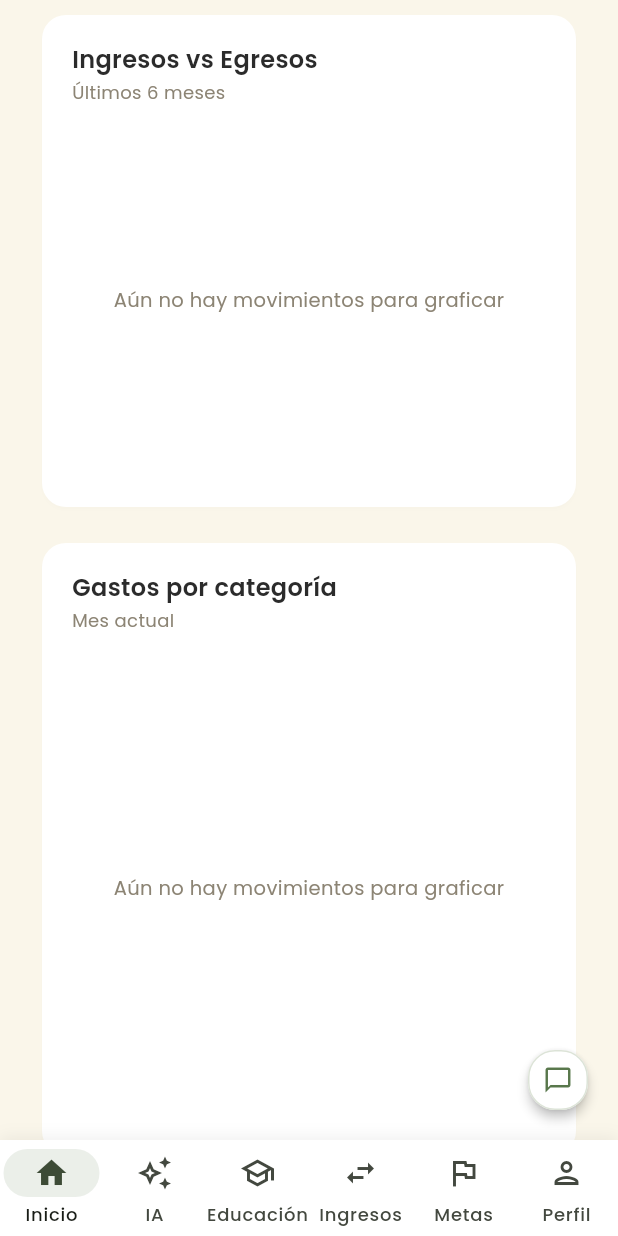
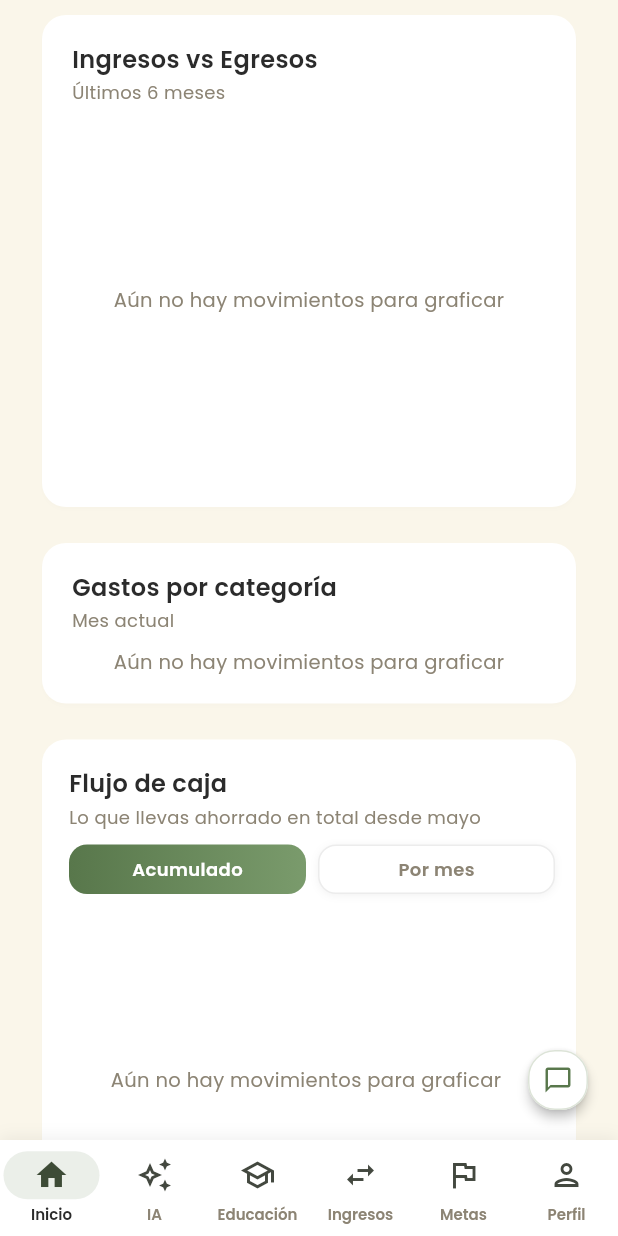
Before and after one commit to DiegoACx/SmartMoney-PGII, a Flutter app: the screen it shows once a user with an empty profile is signed in, scrolled down 576 dp, on a phone screen of 412 x 824 dp. Run offline on Flutter 3.47's test engine with Material 3 defaults, Android fonts, the phone set to English and light mode, and no system bars; our stand-ins replace fl_chart, flutter_dotenv, flutter_local_notifications, google_fonts, shared_preferences, supabase_flutter and 1 more; accounts and stored records are empty; network calls fail.

Commit message:
UX: ajustes de pantalla pequena (leyenda de la torta en una columna, encabezado del flujo de caja, barra inferior y espacio del boton flotante)

```diff
--- a/lib/presentation/educacion_financiera_screen.dart
+++ b/lib/presentation/educacion_financiera_screen.dart
@@ -448,7 +448,9 @@ class EducacionFinancieraScreenState
                                     ],
                                   ),
                       ),
-                      const SizedBox(height: 40),
+                      // Espacio extra para que el FAB del asistente no tape el
+                      // último contenido al hacer scroll.
+                      const SizedBox(height: 88),
                     ],
                   ),
                 ),
--- a/lib/presentation/home_screen.dart
+++ b/lib/presentation/home_screen.dart
@@ -253,7 +253,9 @@ class HomeScreenState extends State<HomeScreen> {
           },
           child: SingleChildScrollView(
             physics: const AlwaysScrollableScrollPhysics(),
-            padding: const EdgeInsets.only(bottom: 24),
+            // Espacio extra para que el FAB del asistente no tape el último
+            // contenido (etiquetas del eje X, última tarjeta, etc.).
+            padding: const EdgeInsets.only(bottom: 88),
             child: Column(
               crossAxisAlignment: CrossAxisAlignment.stretch,
               children: [
@@ -678,7 +680,6 @@ class HomeScreenState extends State<HomeScreen> {
     return _buildTarjetaGraficaBase(
       titulo: 'Gastos por categoría',
       subtitulo: 'Mes actual',
-      altura: 320,
       child: hayDatos
           ? Column(
               children: [
@@ -701,51 +702,102 @@ class HomeScreenState extends State<HomeScreen> {
                     ),
                   ),
                 ),
-                const SizedBox(height: 8),
-                Padding(
-                  padding: const EdgeInsets.symmetric(horizontal: 8),
-                  child: Wrap(
-                    spacing: 10,
-                    runSpacing: 6,
-                    children: [
+                const SizedBox(height: 12),
+                _buildLeyendaTorta(entradas),
+              ],
+            )
+          : _buildEstadoVacio(_textoSinDatosGrafica),
+    );
+  }
+
+  /// Leyenda de la torta. En pantallas angostas (menos de 400 px) usa una sola
+  /// columna con el nombre completo y el monto alineado a la derecha; en
+  /// pantallas anchas mantiene las dos columnas. Los ítems van de mayor a menor
+  /// monto y muestran su porcentaje sobre el total.
+  Widget _buildLeyendaTorta(List<MapEntry<String, double>> entradas) {
+    final total = entradas.fold<double>(0, (acc, e) => acc + e.value);
+    // Se ordena de mayor a menor monto conservando el índice original, para que
+    // el color del punto siga coincidiendo con su porción de la torta.
+    final items = <({String nombre, double valor, int colorIndex})>[
       for (int i = 0; i < entradas.length; i++)
-                        Row(
-                          mainAxisSize: MainAxisSize.min,
+        (nombre: entradas[i].key, valor: entradas[i].value, colorIndex: i),
+    ]..sort((a, b) => b.valor.compareTo(a.valor));
+
+    return LayoutBuilder(
+      builder: (context, constraints) {
+        // Angosto: una sola columna, así el nombre dispone de todo el ancho.
+        if (constraints.maxWidth < 400) {
+          return Column(
+            crossAxisAlignment: CrossAxisAlignment.stretch,
+            children: [
+              for (int i = 0; i < items.length; i++) ...[
+                if (i > 0) const SizedBox(height: 8),
+                _buildItemLeyendaTorta(items[i], total),
+              ],
+            ],
+          );
+        }
+
+        // Ancho: dos columnas con el ancho calculado para no desbordar.
+        const double separacionHorizontal = 12;
+        final anchoItem =
+            (constraints.maxWidth - separacionHorizontal) / 2;
+        return Wrap(
+          spacing: separacionHorizontal,
+          runSpacing: 8,
+          children: [
+            for (final item in items)
+              SizedBox(
+                width: anchoItem,
+                child: _buildItemLeyendaTorta(item, total),
+              ),
+          ],
+        );
+      },
+    );
+  }
+
+  /// Fila de la leyenda: punto de color, nombre (con ellipsis solo si aun así
+  /// no cabe) y monto con su porcentaje alineado a la derecha.
+  Widget _buildItemLeyendaTorta(
+    ({String nombre, double valor, int colorIndex}) item,
+    double total,
+  ) {
+    final porcentaje = total > 0 ? (item.valor / total * 100).round() : 0;
+    return Row(
       children: [
         Container(
           width: 8,
           height: 8,
           decoration: BoxDecoration(
             color: _paletteCategorias[
-                                    i % _paletteCategorias.length],
+                item.colorIndex % _paletteCategorias.length],
             shape: BoxShape.circle,
           ),
         ),
-                            const SizedBox(width: 5),
-                            Text(
-                              entradas[i].key,
+        const SizedBox(width: 6),
+        Expanded(
+          child: Text(
+            item.nombre,
+            maxLines: 1,
+            softWrap: false,
+            overflow: TextOverflow.ellipsis,
             style: GoogleFonts.poppins(
               fontSize: 12,
               color: const Color(0xFF2B2B2B),
               fontWeight: FontWeight.w500,
             ),
           ),
-                            const SizedBox(width: 3),
+        ),
+        const SizedBox(width: 8),
         Text(
-                              FormatoUtils.moneda.format(entradas[i].value),
-                              style: GoogleFonts.poppins(
-                                fontSize: 12,
+          '${FormatoUtils.moneda.format(item.valor)} · $porcentaje %',
+          style: GoogleFonts.poppins(
+            fontSize: 11,
             color: const Color(0xFF8C8474),
           ),
         ),
       ],
-                        ),
-                    ],
-                  ),
-                ),
-              ],
-            )
-          : _buildEstadoVacio(_textoSinDatosGrafica),
     );
   }
 
@@ -775,40 +827,7 @@ class HomeScreenState extends State<HomeScreen> {
           children: [
             Padding(
               padding: const EdgeInsets.only(left: 8),
-              child: Row(
-                crossAxisAlignment: CrossAxisAlignment.start,
-                children: [
-                  Expanded(
-                    child: Column(
-                      crossAxisAlignment: CrossAxisAlignment.start,
-                      children: [
-                        Text(
-                          'Flujo de caja',
-                          style: GoogleFonts.poppins(
-                            fontSize: 16,
-                            fontWeight: FontWeight.w600,
-                            color: const Color(0xFF2B2B2B),
-                          ),
-                        ),
-                        const SizedBox(height: 2),
-                        // Explica qué mide la vista seleccionada.
-                        Text(
-                          esAcumulado
-                              ? 'Lo que llevas ahorrado en total desde '
-                                  '${datos.primerMesLargo}'
-                              : 'Lo que te sobró o faltó cada mes',
-                          style: GoogleFonts.poppins(
-                            fontSize: 12,
-                            color: const Color(0xFF8C8474),
-                          ),
-                        ),
-                      ],
-                    ),
-                  ),
-                  const SizedBox(width: 8),
-                  _buildToggleFlujo(),
-                ],
-              ),
+              child: _buildEncabezadoFlujo(datos, esAcumulado),
             ),
             const SizedBox(height: 12),
             SizedBox(
@@ -1063,7 +1082,64 @@ class HomeScreenState extends State<HomeScreen> {
     );
   }
 
-  Widget _buildToggleFlujo() {
+  /// Encabezado de la tarjeta de flujo: en pantallas angostas (menos de 400 px)
+  /// los botones van debajo del título/subtítulo ocupando el ancho completo,
+  /// para que el título quede en una sola línea. En pantallas anchas se
+  /// mantiene el título a la izquierda y los botones a la derecha.
+  Widget _buildEncabezadoFlujo(DatosGraficaFlujo datos, bool esAcumulado) {
+    final titulo = Column(
+      crossAxisAlignment: CrossAxisAlignment.start,
+      children: [
+        Text(
+          'Flujo de caja',
+          style: GoogleFonts.poppins(
+            fontSize: 16,
+            fontWeight: FontWeight.w600,
+            color: const Color(0xFF2B2B2B),
+          ),
+        ),
+        const SizedBox(height: 2),
+        // Explica qué mide la vista seleccionada.
+        Text(
+          esAcumulado
+              ? 'Lo que llevas ahorrado en total desde ${datos.primerMesLargo}'
+              : 'Lo que te sobró o faltó cada mes',
+          style: GoogleFonts.poppins(
+            fontSize: 12,
+            color: const Color(0xFF8C8474),
+          ),
+        ),
+      ],
+    );
+
+    return LayoutBuilder(
+      builder: (context, constraints) {
+        final angosto = constraints.maxWidth < 400;
+        if (angosto) {
+          return Column(
+            crossAxisAlignment: CrossAxisAlignment.stretch,
+            children: [
+              titulo,
+              const SizedBox(height: 10),
+              _buildToggleFlujo(anchoCompleto: true),
+            ],
+          );
+        }
+        return Row(
+          crossAxisAlignment: CrossAxisAlignment.start,
+          children: [
+            Expanded(child: titulo),
+            const SizedBox(width: 8),
+            _buildToggleFlujo(),
+          ],
+        );
+      },
+    );
+  }
+
+  /// Control segmentado "Acumulado / Por mes". Con [anchoCompleto] los botones
+  /// se reparten todo el ancho disponible.
+  Widget _buildToggleFlujo({bool anchoCompleto = false}) {
     final activo = _modoFlujoCaja;
     Widget boton(String valor, String texto) {
       final seleccionado = activo == valor;
@@ -1071,6 +1147,7 @@ class HomeScreenState extends State<HomeScreen> {
         onTap: () => setState(() => _modoFlujoCaja = valor),
         child: AnimatedContainer(
           duration: const Duration(milliseconds: 180),
+          alignment: Alignment.center,
           padding: const EdgeInsets.symmetric(horizontal: 12, vertical: 7),
           decoration: BoxDecoration(
             gradient: seleccionado
@@ -1098,6 +1175,8 @@ class HomeScreenState extends State<HomeScreen> {
           ),
           child: Text(
             texto,
+            maxLines: 1,
+            softWrap: false,
             style: GoogleFonts.poppins(
               fontSize: 12,
               fontWeight: FontWeight.w600,
@@ -1105,6 +1184,16 @@ class HomeScreenState extends State<HomeScreen> {
             ),
           ),
         ),
+      );
+    }
+
+    if (anchoCompleto) {
+      return Row(
+        children: [
+          Expanded(child: boton('acumulado', 'Acumulado')),
+          const SizedBox(width: 8),
+          Expanded(child: boton('porPeriodo', 'Por mes')),
+        ],
       );
     }
 
@@ -1566,7 +1655,7 @@ class HomeScreenState extends State<HomeScreen> {
   Widget _buildTarjetaGraficaBase({
     required String titulo,
     required String subtitulo,
-    required double altura,
+    double? altura,
     required Widget child,
   }) {
     return Card(
@@ -1596,7 +1685,9 @@ class HomeScreenState extends State<HomeScreen> {
               ),
             ),
             const SizedBox(height: 10),
-            SizedBox(height: altura, child: child),
+            // Si no se fija altura, la tarjeta crece con su contenido (útil
+            // para la leyenda de la torta, que varía según las categorías).
+            if (altura != null) SizedBox(height: altura, child: child) else child,
           ],
         ),
       ),
--- a/lib/presentation/main_shell.dart
+++ b/lib/presentation/main_shell.dart
@@ -52,6 +52,13 @@ class _MainShellState extends State<MainShell> {
 
   @override
   Widget build(BuildContext context) {
+    // Etiquetas de la barra en una sola línea: con 6 pestañas a 360 px cada
+    // una dispone de ~60 px, por lo que se reduce el tamaño de letra (y se
+    // quita el espaciado entre caracteres heredado de M3) para que "Educación"
+    // no se parta en dos líneas.
+    final baseLabelStyle = Theme.of(context).textTheme.labelMedium ??
+        const TextStyle(fontSize: 12, fontWeight: FontWeight.w500);
+
     return Scaffold(
       body: IndexedStack(
         index: _index,
@@ -76,6 +83,17 @@ class _MainShellState extends State<MainShell> {
             backgroundColor: Colors.white,
             indicatorColor:
                 const Color(0xFF58774B).withValues(alpha: 0.12),
+            labelTextStyle: WidgetStateProperty.resolveWith((states) {
+              final seleccionado = states.contains(WidgetState.selected);
+              return baseLabelStyle.copyWith(
+                fontSize: 10,
+                letterSpacing: 0,
+                fontWeight: FontWeight.w600,
+                color: seleccionado
+                    ? const Color(0xFF2B2B2B)
+                    : const Color(0xFF8C8474),
+              );
+            }),
             onDestinationSelected: _irAPestana,
             destinations: const [
               NavigationDestination(
--- a/lib/presentation/perfil_screen.dart
+++ b/lib/presentation/perfil_screen.dart
@@ -309,7 +309,9 @@ class PerfilScreenState extends State<PerfilScreen> {
         onCambiarPestana: widget.onCambiarPestana,
       ),
       body: SingleChildScrollView(
-        padding: const EdgeInsets.only(bottom: 32),
+        // Espacio extra para que el FAB del asistente no tape el último
+        // contenido al hacer scroll.
+        padding: const EdgeInsets.only(bottom: 88),
         child: Column(
           crossAxisAlignment: CrossAxisAlignment.stretch,
           children: [
```
Lines whose indentation alone changed are shown as unchanged.
